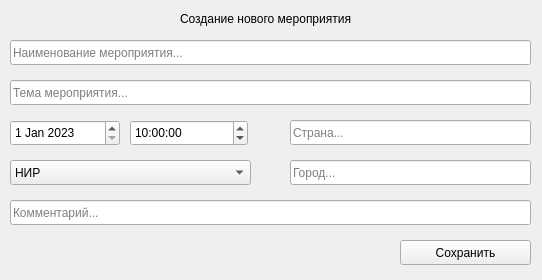
Vsesvet/Logistics, file Ui_designer/Ui_Create_event.ui: the form before one commit.
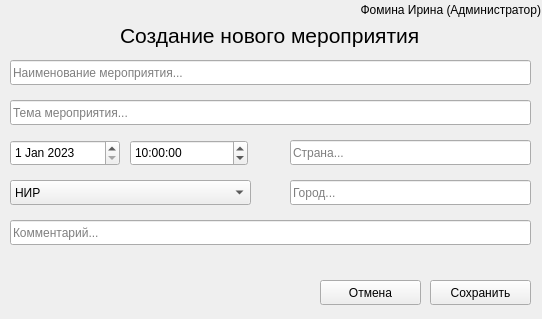
The form after the commit.

Commit message: 1. Полностью переработан интерфейс окна Event_shedule

```diff
--- a/Ui_designer/Ui_Create_event.ui
+++ b/Ui_designer/Ui_Create_event.ui
@@ -7,7 +7,7 @@
     <x>0</x>
     <y>0</y>
     <width>542</width>
-    <height>280</height>
+    <height>319</height>
    </rect>
   </property>
   <property name="windowTitle">
@@ -16,12 +16,17 @@
   <widget class="QLabel" name="label_create_event">
    <property name="geometry">
     <rect>
-     <x>180</x>
-     <y>10</y>
-     <width>231</width>
-     <height>17</height>
+     <x>120</x>
+     <y>20</y>
+     <width>351</width>
+     <height>31</height>
     </rect>
    </property>
+   <property name="font">
+    <font>
+     <pointsize>16</pointsize>
+    </font>
+   </property>
    <property name="text">
     <string>Создание нового мероприятия</string>
    </property>
@@ -30,7 +35,7 @@
    <property name="geometry">
     <rect>
      <x>10</x>
-     <y>40</y>
+     <y>60</y>
      <width>521</width>
      <height>25</height>
     </rect>
@@ -43,7 +48,7 @@
    <property name="geometry">
     <rect>
      <x>10</x>
-     <y>120</y>
+     <y>140</y>
      <width>110</width>
      <height>26</height>
     </rect>
@@ -80,7 +85,7 @@
    <property name="geometry">
     <rect>
      <x>290</x>
-     <y>120</y>
+     <y>140</y>
      <width>241</width>
      <height>25</height>
     </rect>
@@ -93,7 +98,7 @@
    <property name="geometry">
     <rect>
      <x>130</x>
-     <y>120</y>
+     <y>140</y>
      <width>118</width>
      <height>26</height>
     </rect>
@@ -110,7 +115,7 @@
    <property name="geometry">
     <rect>
      <x>290</x>
-     <y>160</y>
+     <y>180</y>
      <width>241</width>
      <height>25</height>
     </rect>
@@ -123,7 +128,7 @@
    <property name="geometry">
     <rect>
      <x>10</x>
-     <y>80</y>
+     <y>100</y>
      <width>521</width>
      <height>25</height>
     </rect>
@@ -135,9 +140,9 @@
   <widget class="QPushButton" name="pushButton_save_event">
    <property name="geometry">
     <rect>
-     <x>400</x>
-     <y>240</y>
-     <width>131</width>
+     <x>430</x>
+     <y>280</y>
+     <width>101</width>
      <height>25</height>
     </rect>
    </property>
@@ -149,7 +154,7 @@
    <property name="geometry">
     <rect>
      <x>10</x>
-     <y>160</y>
+     <y>180</y>
      <width>241</width>
      <height>25</height>
     </rect>
@@ -169,7 +174,7 @@
    <property name="geometry">
     <rect>
      <x>10</x>
-     <y>200</y>
+     <y>220</y>
      <width>521</width>
      <height>25</height>
     </rect>
@@ -178,6 +183,35 @@
     <string>Комментарий...</string>
    </property>
   </widget>
+  <widget class="QPushButton" name="pushButton_cancel">
+   <property name="geometry">
+    <rect>
+     <x>320</x>
+     <y>280</y>
+     <width>101</width>
+     <height>25</height>
+    </rect>
+   </property>
+   <property name="text">
+    <string>Отмена</string>
+   </property>
+  </widget>
+  <widget class="QLabel" name="label_username_role">
+   <property name="geometry">
+    <rect>
+     <x>240</x>
+     <y>0</y>
+     <width>301</width>
+     <height>20</height>
+    </rect>
+   </property>
+   <property name="text">
+    <string>Фомина Ирина (Администратор)</string>
+   </property>
+   <property name="alignment">
+    <set>Qt::AlignRight|Qt::AlignTrailing|Qt::AlignVCenter</set>
+   </property>
+  </widget>
  </widget>
  <resources/>
  <connections>
```
Left out of the diff: 36 changed lines with no effect on the pictures. The commit also changes 6 other files.
